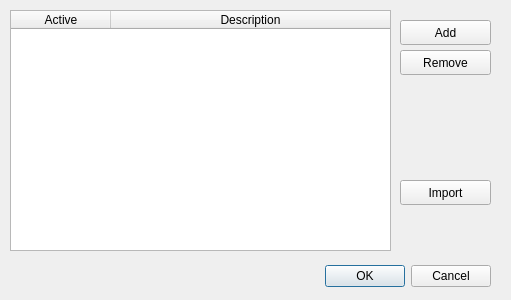
The window that src/filterdialog.ui (LLNL/ravel) describes before a commit, drawn with Qt 5.
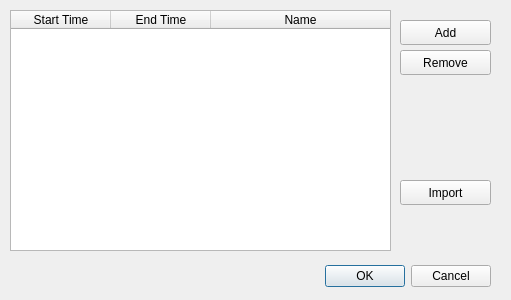
The same window after the commit.

Diff of the .ui file:
```diff
--- a/src/filterdialog.ui
+++ b/src/filterdialog.ui
@@ -78,7 +78,7 @@
     </rect>
    </property>
    <property name="columnCount">
-    <number>2</number>
+    <number>3</number>
    </property>
    <attribute name="horizontalHeaderCascadingSectionResizes">
     <bool>false</bool>
@@ -91,12 +91,17 @@
    </attribute>
    <column>
     <property name="text">
-     <string>Active</string>
+     <string>Start Time</string>
     </property>
    </column>
    <column>
     <property name="text">
-     <string>Description</string>
+     <string>End Time</string>
+    </property>
+   </column>
+   <column>
+    <property name="text">
+     <string>Name</string>
     </property>
    </column>
   </widget>
```
